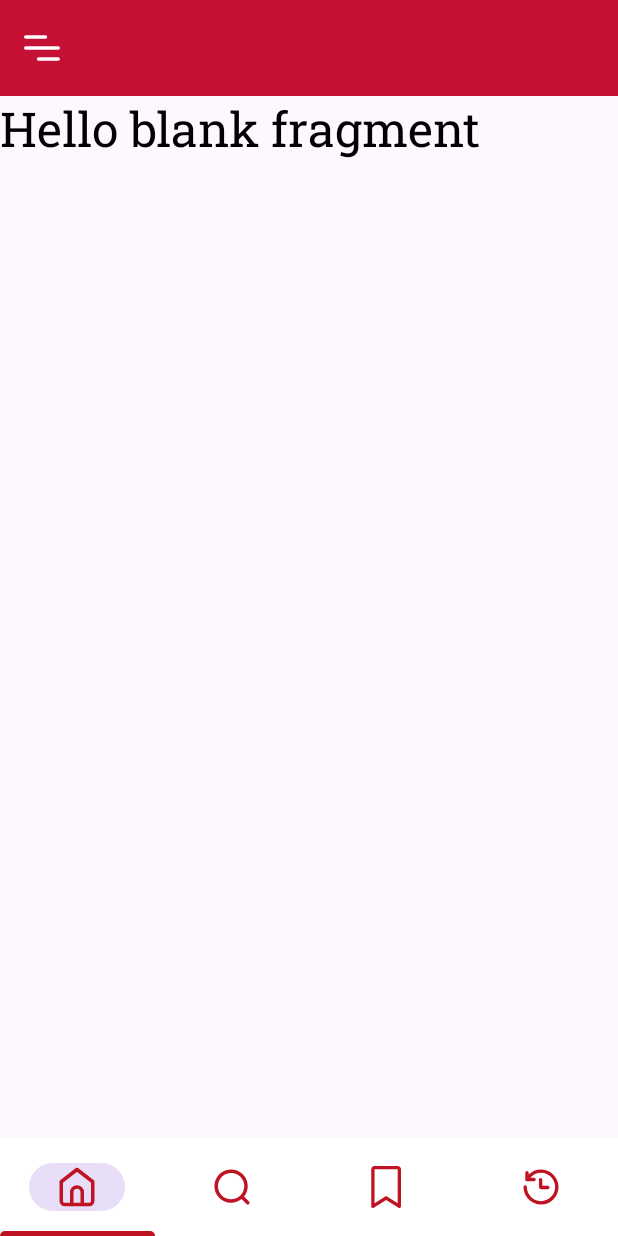
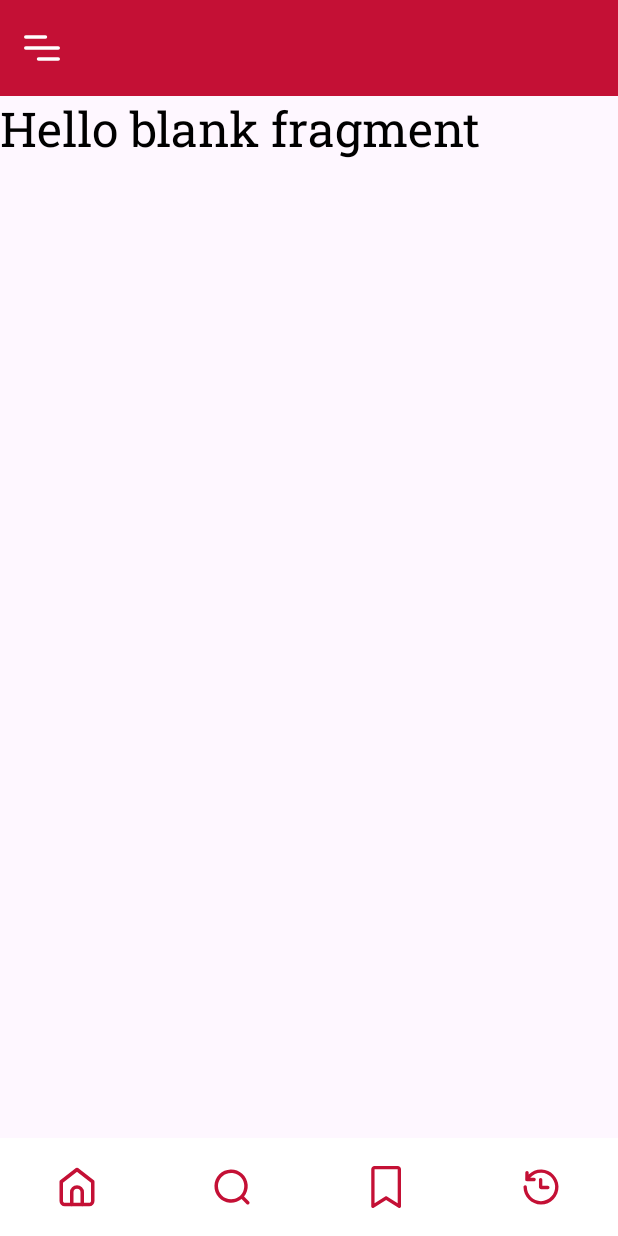
Before and after one commit to fazliddinmurodjonov/DictionaryCoroutines, an Android app: the screen it shows after launch (MainActivity), on a phone screen of 412 x 824 dp. Run offline under Robolectric (Android 15) with nearby library versions, the phone set to English and light mode, and no system bars; libraries missing offline, so code that uses them is left out: by.kirich1409.viewbindingdelegate; Roboto replaces fonts that are not available here; 2 statements that could not run were skipped.

Commit message:
dictionary

```diff
--- a/app/src/main/java/com/brightfuture/dictionary/MainActivity.kt
+++ b/app/src/main/java/com/brightfuture/dictionary/MainActivity.kt
@@ -1,11 +1,22 @@
 package com.brightfuture.dictionary
 
+import android.content.res.ColorStateList
+import android.graphics.drawable.ColorDrawable
 import androidx.appcompat.app.AppCompatActivity
 import android.os.Bundle
+import androidx.core.content.ContextCompat
+import by.kirich1409.viewbindingdelegate.viewBinding
+import com.brightfuture.dictionary.databinding.ActivityMainBinding
 
-class MainActivity : AppCompatActivity() {
+class MainActivity : AppCompatActivity(R.layout.activity_main) {
+    private val binding: ActivityMainBinding by viewBinding()
     override fun onCreate(savedInstanceState: Bundle?) {
         super.onCreate(savedInstanceState)
-        setContentView(R.layout.activity_main)
+        binding.appBarMain.contentMain.btnNav.itemIconTintList = null
+        val rippleColor = ColorDrawable(ContextCompat.getColor(this, R.color.red_four))
+        val colorStateList = ColorStateList.valueOf(ContextCompat.getColor(this,R.color.red_four))
+
+        //binding.appBarMain.contentMain.btnNav.itemRippleColor =colorStateList
+
     }
 }
--- a/app/src/main/res/drawable/selected_bnv_indicator.xml
+++ b/app/src/main/res/drawable/selected_bnv_indicator.xml
@@ -4,8 +4,8 @@
         <layer-list>
             <item android:gravity="bottom|center_horizontal">
                 <shape android:shape="rectangle">
-                    <size android:height="@dimen/indicator_height" />
-                    <solid android:color="@color/red_three" />
+                    <size android:height="@dimen/indicator_height" android:width="@dimen/indicator_width"/>
+                    <solid android:caolor="@color/red_three" />
                     <corners android:topLeftRadius="@dimen/indicator_radius" android:topRightRadius="@dimen/indicator_radius" />
                 </shape>
             </item>
--- a/app/src/main/res/layout/activity_main.xml
+++ b/app/src/main/res/layout/activity_main.xml
@@ -19,8 +19,10 @@
         android:layout_width="wrap_content"
         android:layout_height="match_parent"
         android:layout_gravity="start"
-        android:background="@color/white"
+        style="@style/AppNavigationViewStyle"
+        android:background="@color/bg_card"
         android:overScrollMode="never"
+        app:itemIconTint="@color/tv_color"
         app:headerLayout="@layout/nav_header_main"
         app:itemShapeFillColor="@color/bg_card"
         app:itemTextAppearance="@style/NavigationTextStyle"
--- a/app/src/main/res/layout/content_main.xml
+++ b/app/src/main/res/layout/content_main.xml
@@ -27,18 +27,18 @@
         android:background="@color/bg_card"
         android:elevation="0dp"
         app:elevation="0dp"
+        app:itemActiveIndicatorStyle="@null"
         app:itemBackground="@drawable/selector_bnv_indicator"
         app:itemIconSize="28dp"
-        app:itemIconTint="@color/red_three"
-        app:itemRippleColor="@color/red_two"
+        app:itemIconTint="@color/red_four"
+        app:itemRippleColor="@color/red_four"
         app:itemTextColor="@color/red_one"
         app:labelVisibilityMode="unlabeled"
-        app:layout_behavior="com.google.android.material.behavior.HideBottomViewOnScrollBehavior"
         app:layout_constraintBottom_toBottomOf="parent"
         app:layout_constraintEnd_toEndOf="parent"
         app:layout_constraintHorizontal_bias="1.0"
+        app:layout_behavior="com.google.android.material.behavior.HideBottomViewOnScrollBehavior"
+        app:paddingBottomSystemWindowInsets="false"
         app:layout_constraintStart_toStartOf="parent"
-        app:menu="@menu/bottom_nav_menu"
-        app:paddingBottomSystemWindowInsets="false"
-        tools:ignore="UnusedAttribute" />
+        app:menu="@menu/bottom_nav_menu" />
 </androidx.constraintlayout.widget.ConstraintLayout>
--- a/app/src/main/res/values-night/themes.xml
+++ b/app/src/main/res/values-night/themes.xml
@@ -12,4 +12,12 @@
         <item name="android:icon">@color/black</item>
         <item name="android:statusBarColor">?attr/colorPrimaryVariant</item>
     </style>
+    <style name="NavigationTextStyle" parent="android:Widget.TextView">
+        <item name="android:fontFamily">@font/roboto_slab</item>
+        <item name="android:textStyle">bold</item>
+        <item name="android:textSize">16sp</item>
+    </style>
+    <style name="AppNavigationViewStyle" parent="Widget.Design.NavigationView">
+        <item name="android:background">@color/bg_card</item>
+    </style>
 </resources>
--- a/app/src/main/res/values/colors.xml
+++ b/app/src/main/res/values/colors.xml
@@ -18,5 +18,5 @@
     <color name="bg_code">#FBFBFB</color>
     <color name="bg">@color/red_one</color>
     <color name="bg_card">@color/white</color>
-    <color name="icon">@color/black</color>
+    <color name="icon">#14192D</color>
 </resources>
--- a/app/src/main/res/values/dimens.xml
+++ b/app/src/main/res/values/dimens.xml
@@ -7,7 +7,7 @@
     <dimen name="fab_margin">16dp</dimen>
     <dimen name="indicator_radius">5dp</dimen>
     <dimen name="indicator_height">3dp</dimen>
-    <dimen name="indicator_width">56dp</dimen>
+    <dimen name="indicator_width">65dp</dimen>
     <dimen name="desired_drawable_width">100dp</dimen>
     <dimen name="desired_drawable_height">100dp</dimen>
 </resources>
--- a/app/src/main/res/values/themes.xml
+++ b/app/src/main/res/values/themes.xml
@@ -10,7 +10,9 @@
         <item name="colorSecondaryVariant">@color/red_one</item>
         <item name="colorOnSecondary">@color/black</item>
         <item name="android:icon">@color/black</item>
-        <item name="android:statusBarColor">?attr/colorPrimaryVariant</item>
+        <item name="android:statusBarColor">@color/red_four</item>
+        <item name="android:windowLightNavigationBar">true</item>
+        <item name="android:navigationBarColor">@color/bg_card</item>
     </style>
 
     <style name="Theme.DictionaryWithCoroutines.AppBarOverlay" parent="ThemeOverlay.AppCompat.Dark.ActionBar" />
@@ -22,12 +24,15 @@
         <item name="android:gravity">center_horizontal</item>
         <item name="android:textColor">@color/black</item>
     </style>
-
     <style name="NavigationTextStyle" parent="android:Widget.TextView">
         <item name="android:fontFamily">@font/roboto_slab</item>
         <item name="android:textStyle">bold</item>
         <item name="android:textSize">16sp</item>
     </style>
+    <style name="AppNavigationViewStyle" parent="Widget.Design.NavigationView">
+        <item name="android:background">@color/bg_card</item>
+    </style>
+
 
 
 </resources>
--- a/build.gradle.kts
+++ b/build.gradle.kts
@@ -1,9 +1,8 @@
 buildscript {
-    val agp_version by extra("8.1.0")
-    val agp_version1 by extra("7.4.2")
+    val agp_version by extra("8.0.2")
 }
 // Top-level build file where you can add configuration options common to all sub-projects/modules.
 plugins {
-    id("com.android.application") version "7.4.2" apply false
+    id("com.android.application") version "8.0.2" apply false
     id("org.jetbrains.kotlin.android") version "1.8.0" apply false
 }
--- a/gradle.properties
+++ b/gradle.properties
@@ -21,3 +21,5 @@ kotlin.code.style=official
 # resources declared in the library itself and none from the library's dependencies,
 # thereby reducing the size of the R class for that library
 android.nonTransitiveRClass=true
+android.defaults.buildfeatures.buildconfig=true
+android.nonFinalResIds=false
```
Also changed, not shown: app/build.gradle.kts (+8 -8 lines), gradle/wrapper/gradle-wrapper.properties.
